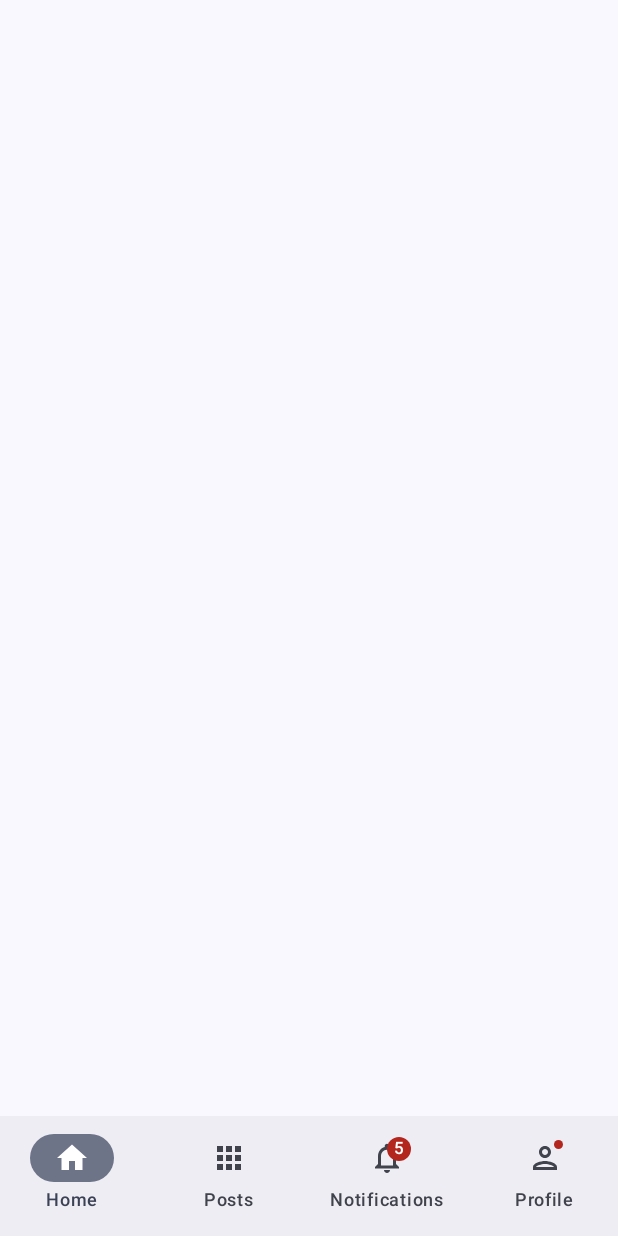
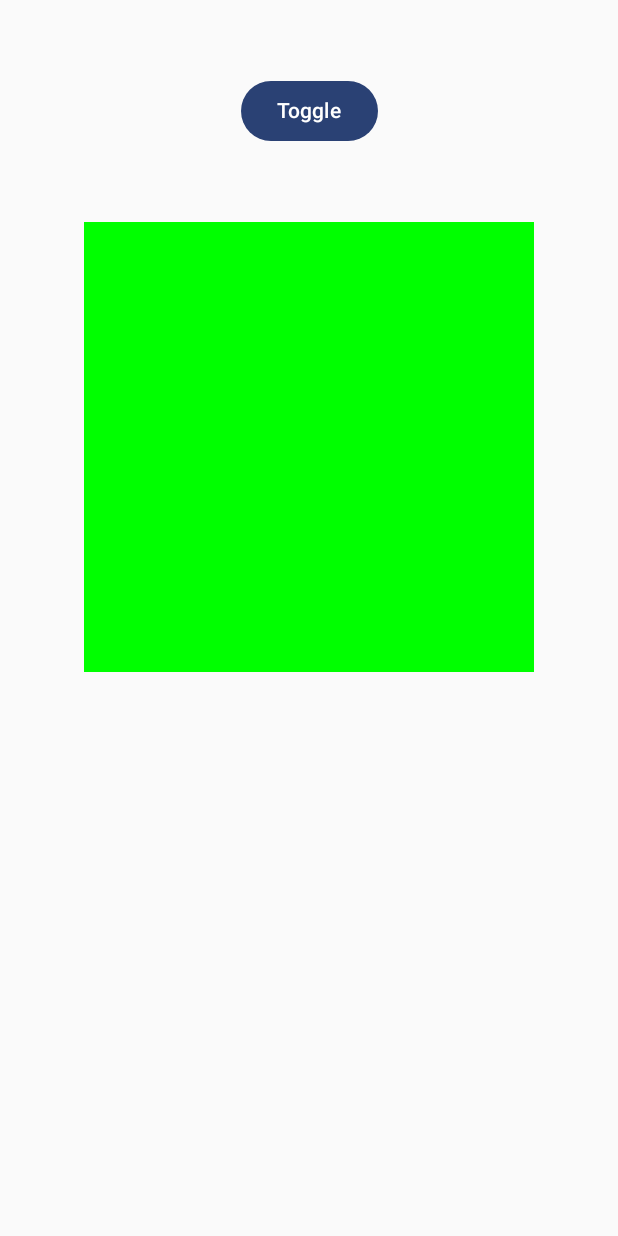
Before and after one commit to kemallakkus/ComposeTraining, an Android app built with Jetpack Compose: the screen it shows after launch (MainActivity), on a phone screen of 412 x 824 dp. Run offline under Robolectric (Android 15) with nearby library versions, the phone set to English and light mode, and no system bars.

Commit message:
add lazy

```diff
--- a/app/src/main/java/kemalakkus/composetraining/MainActivity.kt
+++ b/app/src/main/java/kemalakkus/composetraining/MainActivity.kt
@@ -47,6 +47,7 @@ import androidx.compose.ui.graphics.Color
 import androidx.compose.ui.graphics.vector.ImageVector
 import androidx.compose.ui.tooling.preview.Preview
 import androidx.compose.ui.unit.dp
+import kemalakkus.composetraining.ui.examples.AnimationTraining
 import kemalakkus.composetraining.ui.theme.ComposeTrainingTheme
 
 class MainActivity : ComponentActivity() {
@@ -56,48 +57,63 @@ class MainActivity : ComponentActivity() {
         setContent {
             ComposeTrainingTheme {
 
-                var selected by remember {
-                    mutableStateOf(0)
-                }
-                Scaffold(
-                    bottomBar = {
-                        NavigationBar {
-                            bottomNavItems.forEachIndexed { index, bottomNavigationItem ->
-                                NavigationBarItem(
-                                    selected = index == selected,
-                                    onClick = {
-                                        selected = index
-//                                        navController.navigate(bottomNavigationItem.route)
-                                    },
-                                    icon = {
-                                        BadgedBox(
-                                            badge = {
-                                                if (bottomNavigationItem.badgeCount != 0) {
-                                                    Badge {
-                                                        Text(text = bottomNavigationItem.badgeCount.toString())
-                                                    }
-                                                } else if (bottomNavigationItem.hasNews) {
-                                                    Badge()
-                                                }
-                                            }
-                                        ) {
-                                            Icon(
-                                                imageVector = if (index == selected) bottomNavigationItem.selectedIcon else bottomNavigationItem.unselectedIcon,
-                                                contentDescription = null
-                                            )
-                                        }
-                                    },
-                                    label = {
-                                        Text(text = bottomNavigationItem.title)
-                                    }
-                                )
-                            }
+                AnimationTraining()
 
-                        }
-                    }
-                ) {
-                    val paddingValues = it
-                }
+                /**
+                 * botttom navbar örneğinin state i
+                 */
+
+//                var selected by remember {
+//                    mutableStateOf(0)
+//                }
+
+                /**
+                 * botttom navbar örneği
+                 */
+
+//                Scaffold(
+//                    bottomBar = {
+//                        NavigationBar {
+//                            bottomNavItems.forEachIndexed { index, bottomNavigationItem ->
+//                                NavigationBarItem(
+//                                    selected = index == selected,
+//                                    onClick = {
+//                                        selected = index
+////                                        navController.navigate(bottomNavigationItem.route)
+//                                    },
+//                                    icon = {
+//                                        BadgedBox(
+//                                            badge = {
+//                                                if (bottomNavigationItem.badgeCount != 0) {
+//                                                    Badge {
+//                                                        Text(text = bottomNavigationItem.badgeCount.toString())
+//                                                    }
+//                                                } else if (bottomNavigationItem.hasNews) {
+//                                                    Badge()
+//                                                }
+//                                            }
+//                                        ) {
+//                                            Icon(
+//                                                imageVector = if (index == selected) bottomNavigationItem.selectedIcon else bottomNavigationItem.unselectedIcon,
+//                                                contentDescription = null
+//                                            )
+//                                        }
+//                                    },
+//                                    label = {
+//                                        Text(text = bottomNavigationItem.title)
+//                                    }
+//                                )
+//                            }
+//
+//                        }
+//                    }
+//                ) {
+//                    val paddingValues = it
+//                }
+
+                /**
+                 * navigation örneği
+                 */
 
 //                Surface(
 //                    modifier = Modifier.fillMaxSize(),
@@ -121,11 +137,11 @@ class MainActivity : ComponentActivity() {
 //                            LazyGridComponent()
 //                        }
 //                    }
-//                }
             }
         }
     }
 }
+
 
 @Composable
 fun SecondUi() {
--- /dev/null
+++ b/app/src/main/java/kemalakkus/composetraining/ui/examples/AnimationTraining.kt
@@ -0,0 +1,105 @@
+package kemalakkus.composetraining.ui.examples
+
+import android.animation.Keyframe
+import androidx.compose.animation.AnimatedVisibility
+import androidx.compose.animation.animateColorAsState
+import androidx.compose.animation.core.FastOutLinearInEasing
+import androidx.compose.animation.core.FastOutSlowInEasing
+import androidx.compose.animation.core.LinearOutSlowInEasing
+import androidx.compose.animation.core.Spring
+import androidx.compose.animation.core.animateDpAsState
+import androidx.compose.animation.core.keyframes
+import androidx.compose.animation.core.spring
+import androidx.compose.animation.core.tween
+import androidx.compose.animation.fadeIn
+import androidx.compose.animation.fadeOut
+import androidx.compose.animation.slideInHorizontally
+import androidx.compose.animation.slideOutHorizontally
+import androidx.compose.foundation.background
+import androidx.compose.foundation.layout.Box
+import androidx.compose.foundation.layout.Column
+import androidx.compose.foundation.layout.Spacer
+import androidx.compose.foundation.layout.WindowInsets
+import androidx.compose.foundation.layout.asPaddingValues
+import androidx.compose.foundation.layout.fillMaxSize
+import androidx.compose.foundation.layout.height
+import androidx.compose.foundation.layout.padding
+import androidx.compose.foundation.layout.size
+import androidx.compose.foundation.layout.statusBars
+import androidx.compose.material3.Button
+import androidx.compose.material3.MaterialTheme
+import androidx.compose.material3.Text
+import androidx.compose.runtime.Composable
+import androidx.compose.runtime.getValue
+import androidx.compose.runtime.mutableStateOf
+import androidx.compose.runtime.remember
+import androidx.compose.runtime.setValue
+import androidx.compose.ui.Alignment
+import androidx.compose.ui.Modifier
+import androidx.compose.ui.graphics.Color
+import androidx.compose.ui.unit.dp
+
+@Composable
+fun AnimationTraining() {
+    Column(
+        modifier = Modifier
+            .fillMaxSize()
+            .padding(
+                top = WindowInsets.statusBars
+                    .asPaddingValues()
+                    .calculateTopPadding()
+            ),
+        horizontalAlignment = Alignment.CenterHorizontally,
+    ) {
+
+        var visible by remember {
+            mutableStateOf(false)
+        }
+
+        val size by animateDpAsState(
+            targetValue = if (visible) 300.dp else 20.dp,
+            label = "size",
+        )
+
+        val color by animateColorAsState(
+            targetValue = if (visible) Color.Blue else Color.Green,
+            animationSpec = tween(1000, 1000, FastOutSlowInEasing),
+            label = "color"
+        )
+
+        Spacer(modifier = Modifier.height(50.dp))
+
+        Button(onClick = {
+            visible = !visible
+        }) {
+            Text(text = "Toggle")
+        }
+
+        Spacer(modifier = Modifier.height(50.dp))
+
+        Column(
+            modifier = Modifier
+                .size(300.dp)
+                .background(color)
+                .padding(16.dp),
+            horizontalAlignment = Alignment.CenterHorizontally
+        ) {
+
+
+//            AnimatedVisibility(
+//                visible = visible,
+//                modifier = Modifier.align(Alignment.CenterHorizontally),
+//                enter = slideInHorizontally() + fadeIn(),
+//                exit = slideOutHorizontally() + fadeOut(),
+//                label = "AnimatedVisibility",
+//                content = {
+//                    Box(
+//                        modifier = Modifier
+//                            .size(200.dp)
+//                            .background(MaterialTheme.colorScheme.error)
+//                    )
+//                }
+//            )
+        }
+    }
+}
```
